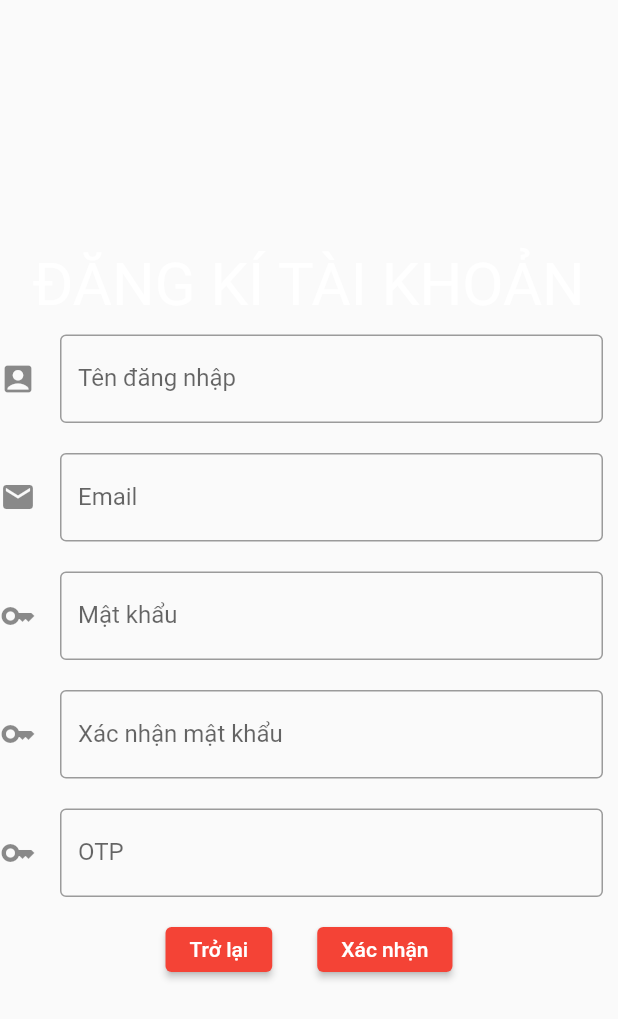
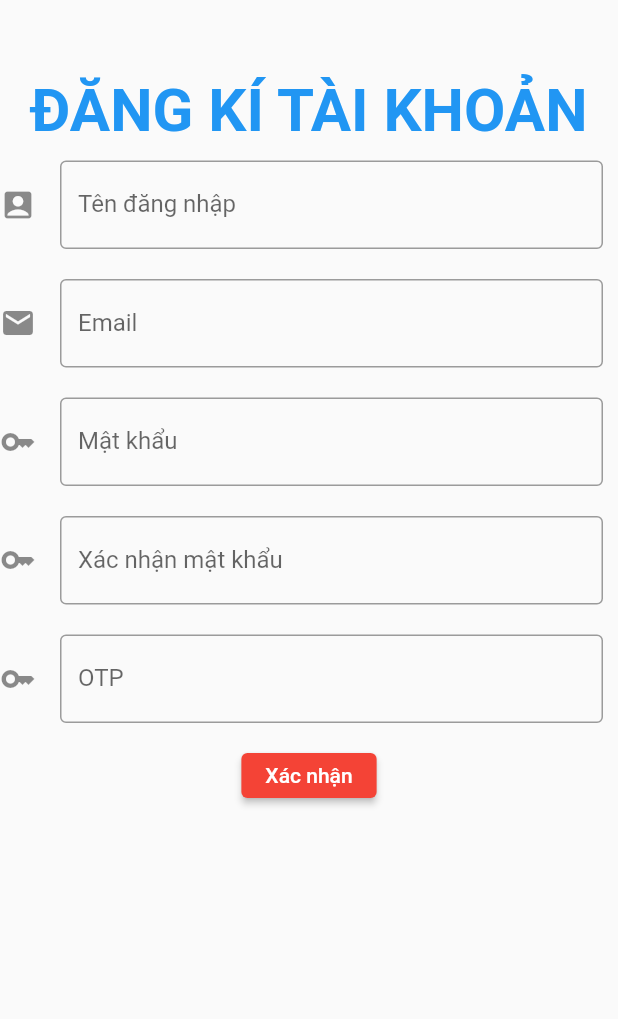
Before and after one commit to huynhhao79/LTDD_KHA, a Flutter app: the SignUp screen opened directly, on a phone screen of 412 x 824 dp. Shown: the top 1019 px of the screen. Run offline on Flutter 3.47's test engine with Material 2 defaults, Android fonts, the phone set to English and light mode, and no system bars.

Commit message:
upfile sign_up

```diff
--- a/us02/do_an_ltdd/lib/components/sign_up.dart
+++ b/us02/do_an_ltdd/lib/components/sign_up.dart
@@ -1,4 +1,5 @@
 import 'package:flutter/material.dart';
+import 'package:phan4_bai1/components/login.dart';
 
 class SignUp extends StatefulWidget {
   const SignUp({super.key});
@@ -10,15 +11,18 @@ class SignUp extends StatefulWidget {
 class _SignUpState extends State<SignUp> {
   @override
   Widget build(BuildContext context) {
-    return Column(mainAxisAlignment: MainAxisAlignment.center, children: [
+    return Scaffold(
+        body: Column(children: [
+      SizedBox(height: 50.0),
       const Text(
         "ĐĂNG KÍ TÀI KHOẢN",
         style: TextStyle(
-          color: Colors.white,
+          color: Colors.blue,
+          fontWeight: FontWeight.bold,
           fontSize: 40,
         ),
       ),
-      Container(
+      Padding(
         padding: const EdgeInsets.fromLTRB(0, 10, 10, 10),
         child: const TextField(
           obscureText: true,
@@ -29,7 +33,7 @@ class _SignUpState extends State<SignUp> {
           ),
         ),
       ),
-      Container(
+      Padding(
         padding: const EdgeInsets.fromLTRB(0, 10, 10, 10),
         child: const TextField(
           obscureText: true,
@@ -40,7 +44,7 @@ class _SignUpState extends State<SignUp> {
           ),
         ),
       ),
-      Container(
+      Padding(
         padding: const EdgeInsets.fromLTRB(0, 10, 10, 10),
         child: const TextField(
           obscureText: true,
@@ -51,7 +55,7 @@ class _SignUpState extends State<SignUp> {
           ),
         ),
       ),
-      Container(
+      Padding(
         padding: const EdgeInsets.fromLTRB(0, 10, 10, 10),
         child: const TextField(
           obscureText: true,
@@ -62,7 +66,7 @@ class _SignUpState extends State<SignUp> {
           ),
         ),
       ),
-      Container(
+      Padding(
         padding: const EdgeInsets.fromLTRB(0, 10, 10, 10),
         child: const TextField(
           obscureText: true,
@@ -78,26 +82,19 @@ class _SignUpState extends State<SignUp> {
         children: <Widget>[
           Container(
               height: 50,
-              padding: const EdgeInsets.fromLTRB(0, 10, 30, 10),
-              child: ElevatedButton(
-                child: const Text('Trở lại'),
-                onPressed: () {},
-                style: ButtonStyle(
-                    backgroundColor:
-                        MaterialStateProperty.all<Color>(Colors.red)),
-              )),
-          Container(
-              height: 50,
               padding: const EdgeInsets.fromLTRB(0, 10, 0, 10),
               child: ElevatedButton(
                 child: const Text('Xác nhận'),
-                onPressed: () {},
+                onPressed: () {
+                  Navigator.push(context,
+                      MaterialPageRoute(builder: (context) => Login()));
+                },
                 style: ButtonStyle(
                     backgroundColor:
                         MaterialStateProperty.all<Color>(Colors.red)),
               )),
         ],
       )
-    ]);
+    ]));
   }
 }
```
